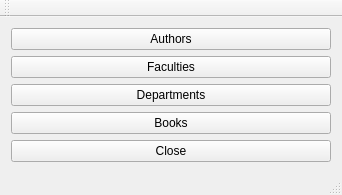
This is mainwindow.ui in Cenadar/facultyarchive as Qt 5 draws it before an edit. The edited form follows.
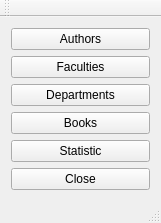
This is the edited form.

Commit message: Added "Statistics" section. Added "Find" button for all tables.

```diff
--- a/mainwindow.ui
+++ b/mainwindow.ui
@@ -6,8 +6,8 @@
    <rect>
     <x>0</x>
     <y>0</y>
-    <width>342</width>
-    <height>191</height>
+    <width>161</width>
+    <height>219</height>
    </rect>
   </property>
   <property name="windowTitle">
@@ -43,6 +43,13 @@
       </property>
      </widget>
     </item>
+    <item>
+     <widget class="QPushButton" name="pushButton">
+      <property name="text">
+       <string>Statistic</string>
+      </property>
+     </widget>
+    </item>
     <item>
      <widget class="QPushButton" name="closeButton">
       <property name="text">
```
Left out of the diff: 2 changed lines with no effect on the pictures. The commit also changes 23 other files.
